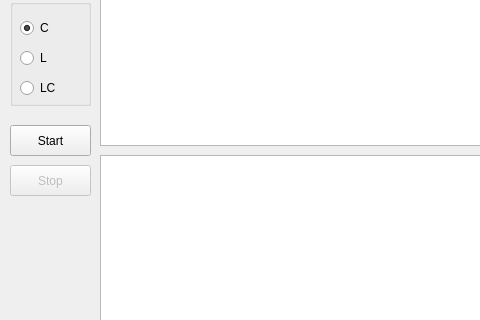
Before: the Qt Designer form software/modules/ModuleC.ui in brmlab/edubrm, drawn with Qt 5; both pictures show x 0 to 480 and y 115 to 435 of the 781 by 531 pixel window.
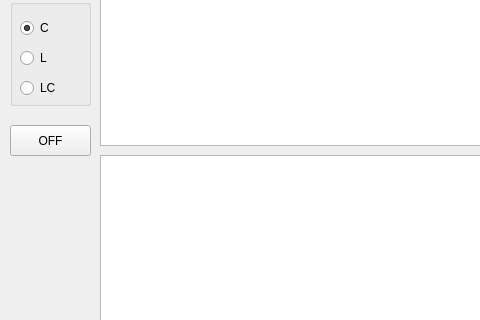
After: the same form once the commit is applied.

Commit message: power on/off

The edit to the form file:
```diff
--- a/software/modules/ModuleC.ui
+++ b/software/modules/ModuleC.ui
@@ -146,23 +146,10 @@
     </rect>
    </property>
    <property name="text">
-    <string>Start</string>
+    <string>OFF</string>
    </property>
-  </widget>
-  <widget class="QPushButton" name="btnStop">
-   <property name="enabled">
-    <bool>false</bool>
-   </property>
-   <property name="geometry">
-    <rect>
-     <x>10</x>
-     <y>280</y>
-     <width>81</width>
-     <height>31</height>
-    </rect>
-   </property>
-   <property name="text">
-    <string>Stop</string>
+   <property name="checkable">
+    <bool>true</bool>
    </property>
   </widget>
  </widget>
```
Left out of the diff: 2 changed lines with no effect on the pictures. The commit also changes 1 other file.
